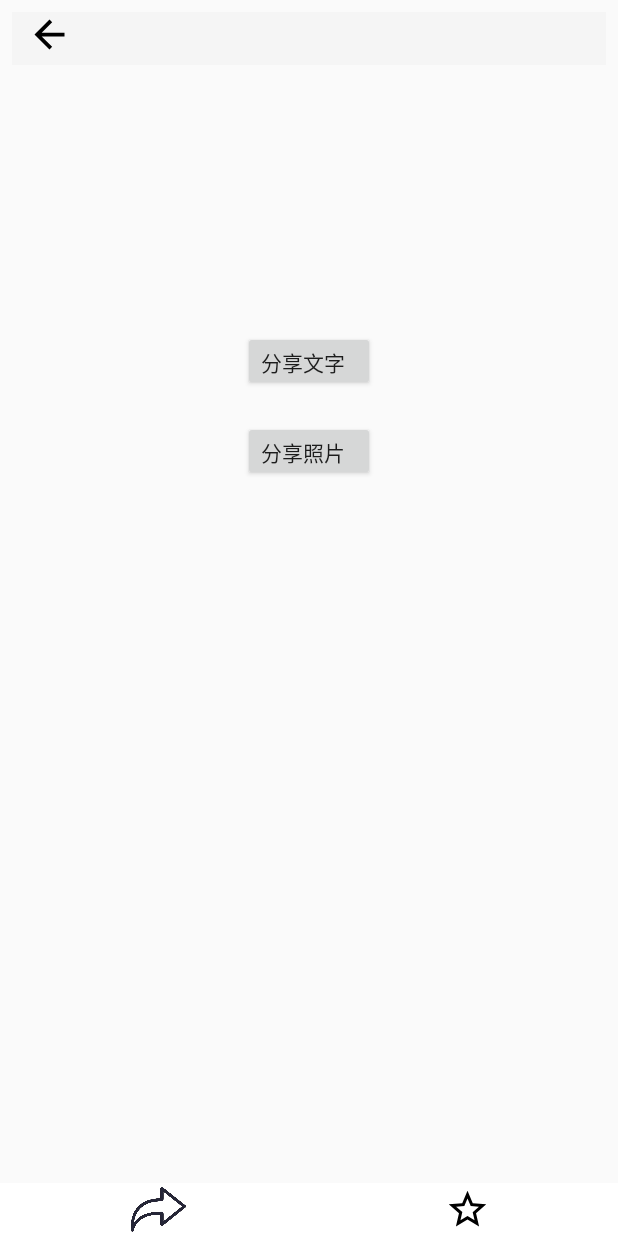
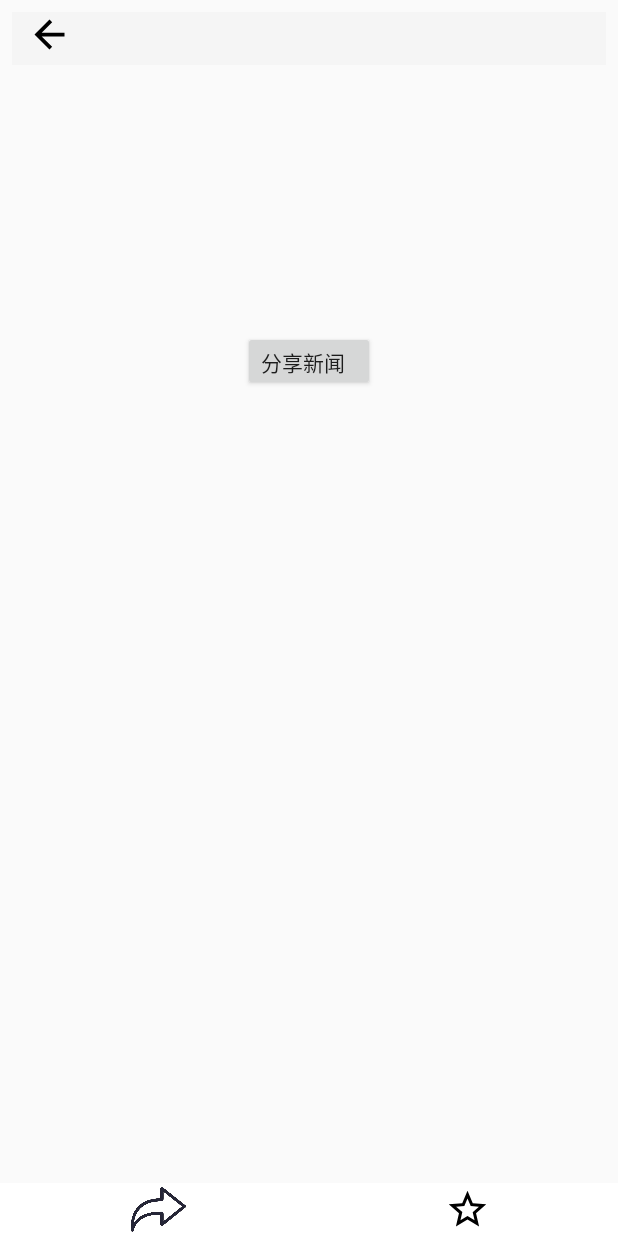
Before and after one commit to JamesHujy/SimpleNewsApp, an Android app: the layout activity_show_news.xml on its own in the app's theme, with its tools: preview values and no code run, on a phone screen of 412 x 824 dp. Run offline under Robolectric (Android 15) with nearby library versions, the phone set to English and light mode, and no system bars.

Commit message:
debug picture show bug

```diff
--- a/app/src/main/AndroidManifest.xml
+++ b/app/src/main/AndroidManifest.xml
@@ -20,7 +20,7 @@
         </activity>
 
         <activity android:name=".Activity.MainActivity"
-            android:label="大白新闻"
+            android:label="胡锦毅_News"
             android:theme="@style/AppTheme.NoActionBar">
         <intent-filter>
             <action android:name="android.intent.action.MAIN" />
--- a/app/src/main/res/layout/activity_show_news.xml
+++ b/app/src/main/res/layout/activity_show_news.xml
@@ -94,25 +94,10 @@
                     android:id="@+id/share_wechat_word"
                     android:layout_width="wrap_content"
                     android:gravity="center_vertical"
-                    android:text="分享文字"/>
+                    android:text="分享新闻"/>
 
             </LinearLayout>
 
-            <LinearLayout
-                android:id="@+id/share_pic_layout"
-                android:layout_height="wrap_content"
-                android:layout_width="wrap_content"
-                android:layout_gravity="center_horizontal"
-                android:layout_margin="10dp"
-                android:orientation="horizontal">
-
-                <Button
-                    android:layout_height="40dp"
-                    android:id="@+id/share_wechat_pic"
-                    android:layout_width="wrap_content"
-                    android:gravity="center_vertical"
-                    android:text="分享照片"/>
-            </LinearLayout>
 
             <!--
             <TextView
```
Also changed, not shown: app/src/main/java/com/example/simplenewsapp/Activity/ShowNewsActivity.java (+7 -22 lines).
